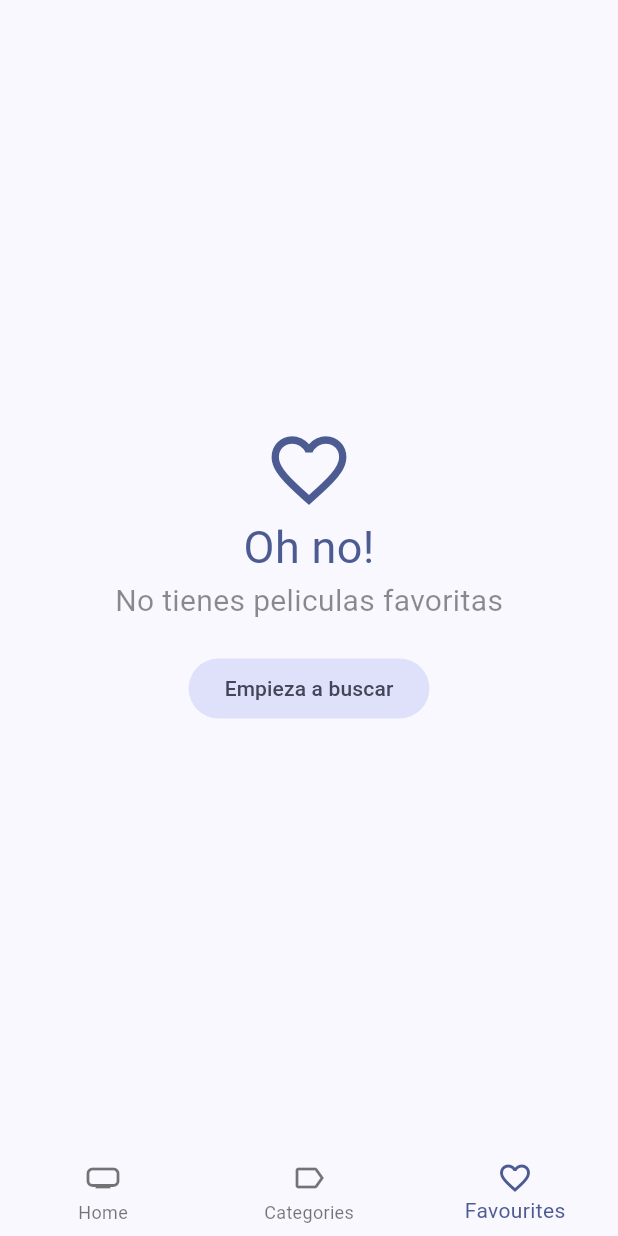
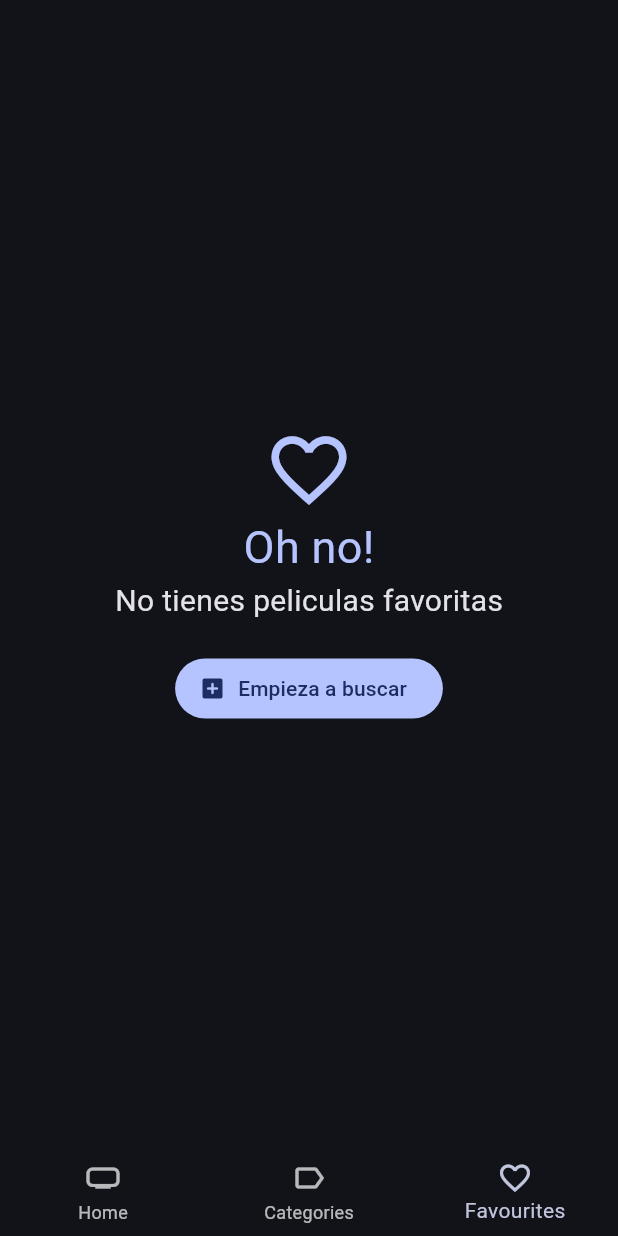
Before and after one commit to isamed92/clean-moviepedia, a Flutter app: the screen it shows after launch, item 3 of the bottom bar chosen, on a phone screen of 412 x 824 dp. Run offline on Flutter 3.47's test engine with Material 2 defaults, Android fonts, the phone set to English and light mode, and no system bars; our stand-ins replace animate_do, card_swiper, dio, flutter_dotenv, flutter_riverpod, go_router and 1 more; accounts and stored records are empty; generated files the repository leaves out were written again; network calls fail.

Commit message:
add gif for loading placeholder and darkmode by default

```diff
--- a/lib/config/theme/app_theme.dart
+++ b/lib/config/theme/app_theme.dart
@@ -2,7 +2,7 @@ import 'package:flutter/material.dart';
 
 class AppTheme {
   ThemeData getTheme() => ThemeData(
-        useMaterial3: true,
-        colorSchemeSeed: const Color(0xff2862f5),
-      );
+      useMaterial3: true,
+      colorSchemeSeed: const Color(0xFF2862F5),
+      brightness: Brightness.dark);
 }
--- a/lib/presentation/views/movies/favourites_view.dart
+++ b/lib/presentation/views/movies/favourites_view.dart
@@ -52,13 +52,14 @@ class FavouritesViewState extends ConsumerState<FavouritesView> {
             style: TextStyle(fontSize: 30, color: colors.primary),
           ),
           const Text('No tienes peliculas favoritas',
-              style: TextStyle(fontSize: 20, color: Colors.black45)),
-          SizedBox(
+              style: TextStyle(fontSize: 20)),
+          const SizedBox(
             height: 20,
           ),
-          FilledButton.tonal(
+          FilledButton.icon(
+              icon: const Icon(Icons.add_box_rounded),
               onPressed: () => context.go('/home/0'),
-              child: Text('Empieza a buscar'))
+              label: const Text('Empieza a buscar'))
         ]),
       );
     }
--- a/lib/presentation/widgets/movies/movie_horizontal_listview.dart
+++ b/lib/presentation/widgets/movies/movie_horizontal_listview.dart
@@ -80,7 +80,7 @@ class _Title extends StatelessWidget {
     final textStyle = Theme.of(context).textTheme.titleLarge;
     return Container(
       padding: const EdgeInsets.only(top: 10),
-      margin: const EdgeInsets.symmetric(horizontal: 10),
+      margin: const EdgeInsets.symmetric(horizontal: 10, vertical: 5),
       child: Row(
         children: [
           if (title != null)
--- a/pubspec.yaml
+++ b/pubspec.yaml
@@ -32,3 +32,4 @@ flutter:
   uses-material-design: true
   assets:
     - .env
+    - assets/loaders/
```
Also changed, not shown: lib/presentation/screens/movies/movie_screen.dart (+13 -5 lines), assets/loaders/bottle-loader.gif (added).
